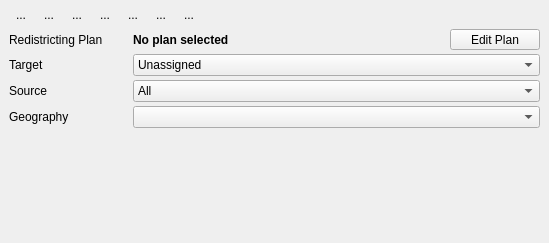
Qt form ui/DistrictTools.ui (couteau/qgis_redistricting) before a commit.
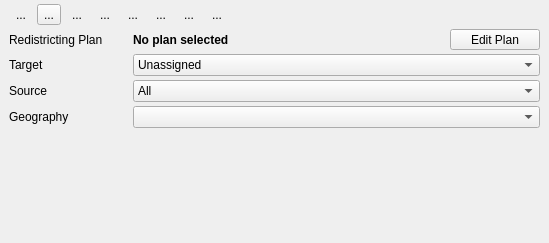
The same form after that commit.

Commit message: Paint district enhancements

Diff of the .ui file:
```diff
--- a/ui/DistrictTools.ui
+++ b/ui/DistrictTools.ui
@@ -67,6 +67,13 @@
          </property>
         </widget>
        </item>
+       <item>
+        <widget class="QToolButton" name="btnPaintRectangle">
+         <property name="text">
+          <string>...</string>
+         </property>
+        </widget>
+       </item>
        <item>
         <widget class="QToolButton" name="btnSelectByGeography">
          <property name="text">
```
The commit also changes 8 other files.
